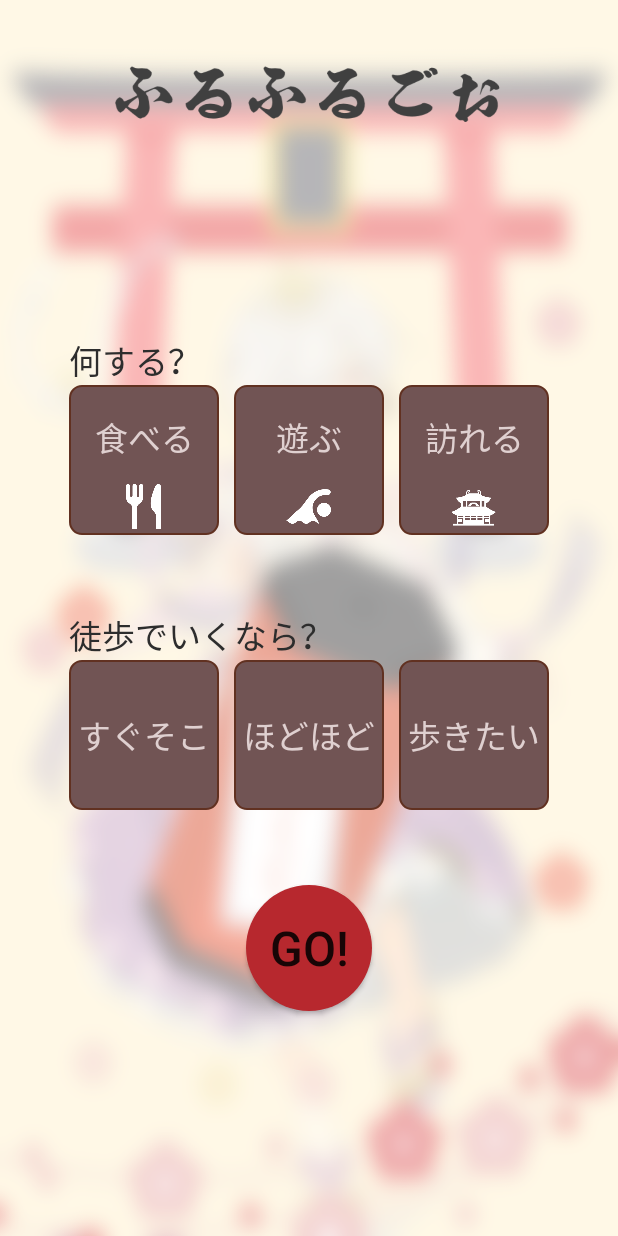
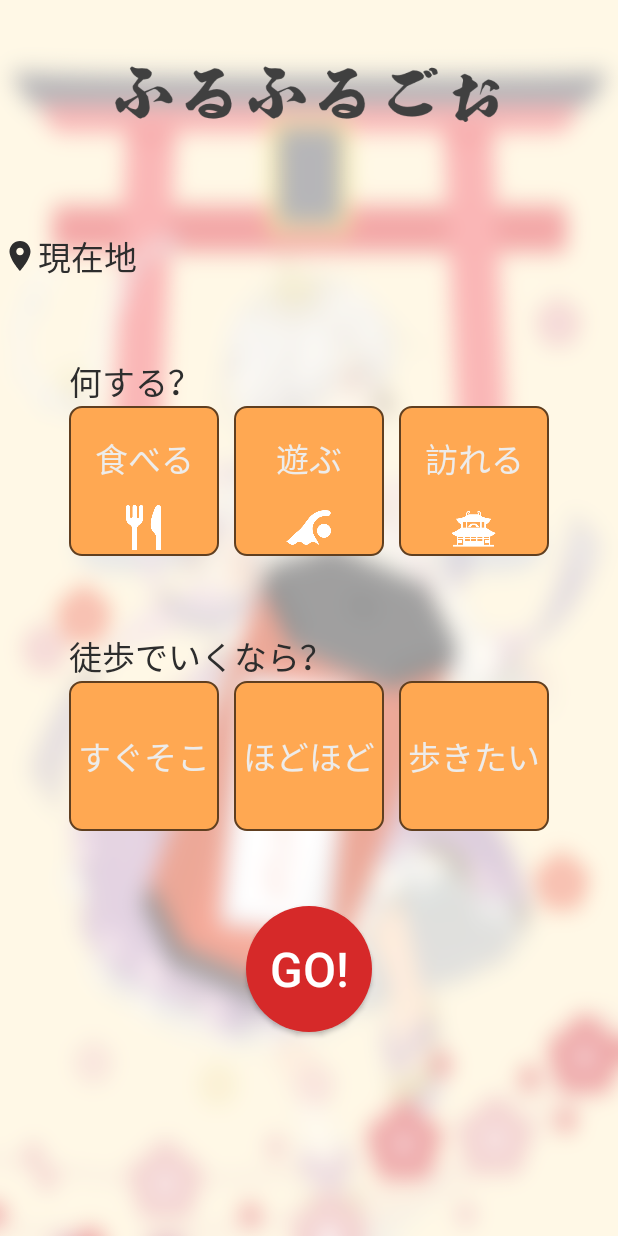
Before and after one commit to 443itaya/SPAJAM2019-BP-, an Android app: the screen it shows after launch (MainActivity), on a phone screen of 412 x 824 dp. Run offline under Robolectric (Android 15) with nearby library versions, the phone set to English and light mode, and no system bars.

```diff
--- a/app/src/main/res/layout/content_main.xml
+++ b/app/src/main/res/layout/content_main.xml
@@ -26,17 +26,18 @@
         android:id="@+id/textView6"
         android:layout_width="wrap_content"
         android:layout_height="wrap_content"
-            android:layout_marginStart="180dp"
-            android:layout_marginTop="140dp"
+        android:layout_marginTop="44dp"
+        android:layout_marginBottom="44dp"
         android:layout_weight="1"
         android:drawableStart="@drawable/ic_location_on_black_24dp"
-            android:text="現在値"
+        android:text="現在地"
         android:textColor="@color/normal_text"
         android:textSize="@dimen/normal_textSize"
         app:layout_constraintBottom_toTopOf="@+id/linearLayout"
         app:layout_constraintEnd_toStartOf="@+id/textView"
-            app:layout_constraintStart_toStartOf="parent"
-            app:layout_constraintTop_toTopOf="parent"/>
+        app:layout_constraintHorizontal_bias="0.0"
+        app:layout_constraintStart_toStartOf="@+id/linearLayout"
+        app:layout_constraintTop_toBottomOf="@+id/textView" />
 
 
     <LinearLayout
@@ -218,6 +219,7 @@
             android:background="@drawable/button_go"
             android:text="Go!"
             android:textSize="32sp"
+            android:textColor="#FFFFFF"
             app:layout_constraintEnd_toEndOf="parent"
             app:layout_constraintStart_toStartOf="parent"
             app:layout_constraintTop_toBottomOf="@+id/linearLayout2" android:onClick="onButtonClick"/>
--- a/app/src/main/res/values/colors.xml
+++ b/app/src/main/res/values/colors.xml
@@ -4,20 +4,20 @@
     <color name="colorPrimaryDark">#E4734F</color>
     <color name="colorAccent">#D81B60</color>
 
-    <color name="radio_line1">#613121</color>
-    <color name="radio_bg_checked1">#dc3500</color>
-    <color name="radio_bg_uncheck1">#715454</color>
-    <color name="radio_text_checked1">#cb000000</color>
-    <color name="radio_text_uncheck1">#dfd0d0</color>
+    <color name="radio_line1">#603f20</color>
+    <color name="radio_bg_checked1">#FF7846</color>
+    <color name="radio_bg_uncheck1">#FFA852</color>
+    <color name="radio_text_checked1">#0a0909</color>
+    <color name="radio_text_uncheck1">#fcededed</color>
 
-    <color name="radio_line2">#613121</color>
-    <color name="radio_bg_checked2">#dc3500</color>
-    <color name="radio_bg_uncheck2">#715454</color>
-    <color name="radio_text_checked2">#cb000000</color>
-    <color name="radio_text_uncheck2">#dfd0d0</color>
+    <color name="radio_line2">#603f20</color>
+    <color name="radio_bg_checked2">#FF7846</color>
+    <color name="radio_bg_uncheck2">#FFA852</color>
+    <color name="radio_text_checked2">#0a0909</color>
+    <color name="radio_text_uncheck2">#fcededed</color>
 
-    <color name="button_go">#B7282E</color>
-    <color name="button_go_tint">#aad9a3a6</color>
+    <color name="button_go">#D62929</color>
+    <color name="button_go_tint">#f19e9e</color>
 
     <color name="normal_text">#2d2d2d</color>
 
```
Also changed, not shown: app/src/main/res/layout/content_place.xml (+19 -28 lines), 1 other file. Lines whose indentation alone changed are shown as unchanged.
